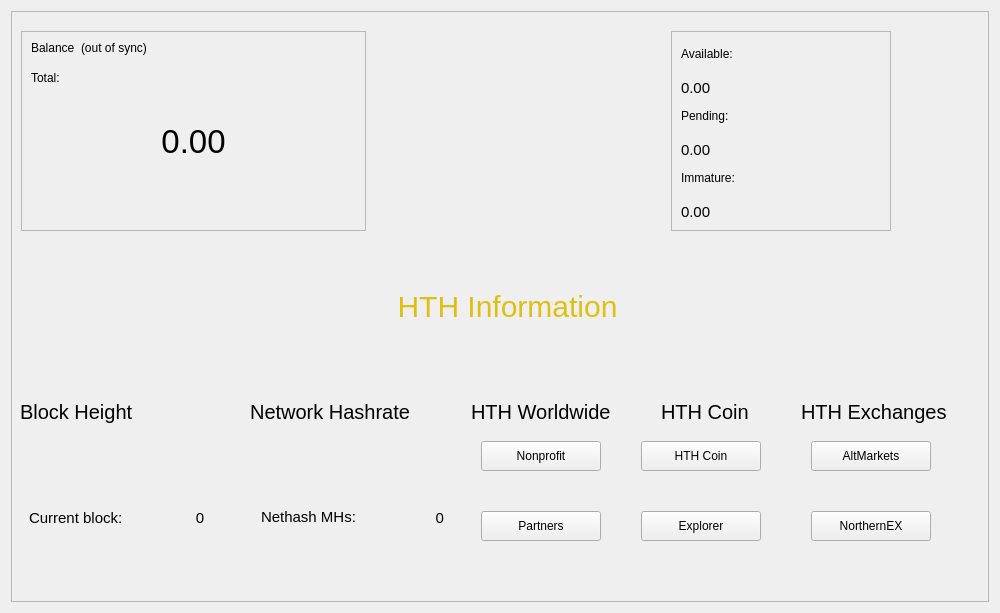
Old version of the form src/qt/forms/overviewpage.ui in the repository barrystyle/hth.
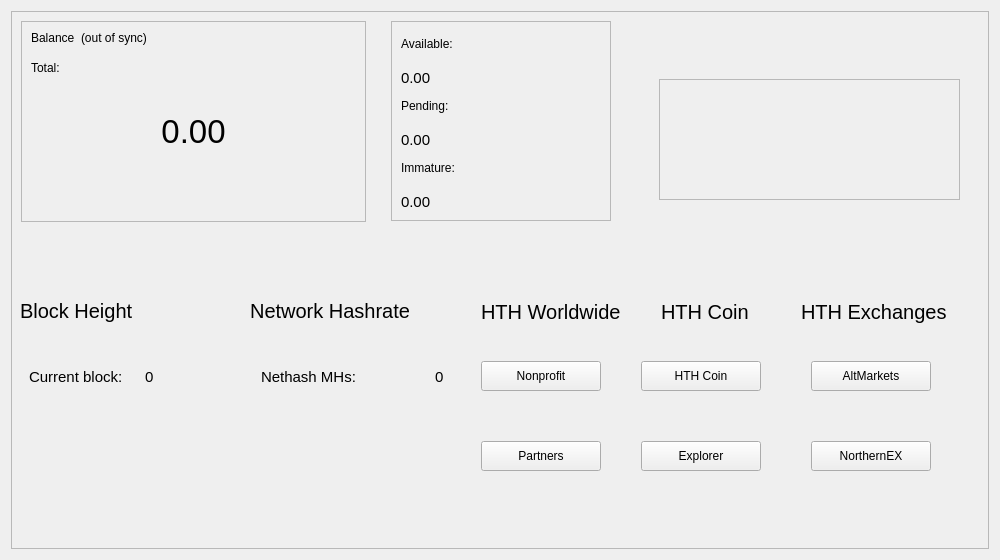
New version of the form.

```diff
--- a/src/qt/forms/overviewpage.ui
+++ b/src/qt/forms/overviewpage.ui
@@ -7,7 +7,7 @@
     <x>0</x>
     <y>0</y>
     <width>1000</width>
-    <height>613</height>
+    <height>560</height>
    </rect>
   </property>
   <property name="sizePolicy">
@@ -44,9 +44,9 @@
       <property name="geometry">
        <rect>
         <x>0</x>
-        <y>330</y>
+        <y>220</y>
         <width>451</width>
-        <height>201</height>
+        <height>311</height>
        </rect>
       </property>
       <property name="styleSheet">
@@ -73,7 +73,7 @@
          <property name="sizeHint" stdset="0">
           <size>
            <width>20</width>
-           <height>37</height>
+           <height>41</height>
           </size>
          </property>
         </spacer>
@@ -123,22 +123,6 @@
          </item>
         </layout>
        </item>
-       <item>
-        <spacer name="verticalSpacer_3">
-         <property name="orientation">
-          <enum>Qt::Vertical</enum>
-         </property>
-         <property name="sizeType">
-          <enum>QSizePolicy::Fixed</enum>
-         </property>
-         <property name="sizeHint" stdset="0">
-          <size>
-           <width>20</width>
-           <height>50</height>
-          </size>
-         </property>
-        </spacer>
-       </item>
        <item>
         <widget class="QFrame" name="frameBlockchainInfoData_3">
          <property name="styleSheet">
@@ -190,6 +174,16 @@
             </property>
            </widget>
           </item>
+          <item row="3" column="3" alignment="Qt::AlignRight">
+           <widget class="QLabel" name="label_Nethash_value_3">
+            <property name="text">
+             <string>0</string>
+            </property>
+            <property name="alignment">
+             <set>Qt::AlignVCenter</set>
+            </property>
+           </widget>
+          </item>
           <item row="3" column="1">
            <widget class="QLabel" name="label_CurrentBlock_value_3">
             <property name="minimumSize">
@@ -211,30 +205,36 @@
              <string>0</string>
             </property>
             <property name="alignment">
-             <set>Qt::AlignCenter</set>
-            </property>
-           </widget>
-          </item>
-          <item row="3" column="3">
-           <widget class="QLabel" name="label_Nethash_value_3">
-            <property name="text">
-             <string>0</string>
-            </property>
-            <property name="alignment">
-             <set>Qt::AlignRight|Qt::AlignTrailing|Qt::AlignVCenter</set>
+             <set>Qt::AlignVCenter</set>
             </property>
            </widget>
           </item>
          </layout>
         </widget>
        </item>
+       <item>
+        <spacer name="verticalSpacer">
+         <property name="orientation">
+          <enum>Qt::Vertical</enum>
+         </property>
+         <property name="sizeType">
+          <enum>QSizePolicy::Fixed</enum>
+         </property>
+         <property name="sizeHint" stdset="0">
+          <size>
+           <width>20</width>
+           <height>135</height>
+          </size>
+         </property>
+        </spacer>
+       </item>
       </layout>
      </widget>
      <widget class="QPushButton" name="pushButton_Website_4">
       <property name="geometry">
        <rect>
         <x>470</x>
-        <y>500</y>
+        <y>430</y>
         <width>120</width>
         <height>30</height>
        </rect>
@@ -265,7 +265,7 @@
       <property name="geometry">
        <rect>
         <x>630</x>
-        <y>430</y>
+        <y>350</y>
         <width>120</width>
         <height>30</height>
        </rect>
@@ -302,7 +302,7 @@
       <property name="geometry">
        <rect>
         <x>470</x>
-        <y>430</y>
+        <y>350</y>
         <width>120</width>
         <height>30</height>
        </rect>
@@ -333,7 +333,7 @@
       <property name="geometry">
        <rect>
         <x>630</x>
-        <y>500</y>
+        <y>430</y>
         <width>120</width>
         <height>30</height>
        </rect>
@@ -364,7 +364,7 @@
       <property name="geometry">
        <rect>
         <x>800</x>
-        <y>430</y>
+        <y>350</y>
         <width>120</width>
         <height>30</height>
        </rect>
@@ -394,8 +394,8 @@
      <widget class="QLabel" name="label_2">
       <property name="geometry">
        <rect>
-        <x>460</x>
-        <y>380</y>
+        <x>470</x>
+        <y>280</y>
         <width>151</width>
         <height>41</height>
        </rect>
@@ -411,7 +411,7 @@
       <property name="geometry">
        <rect>
         <x>650</x>
-        <y>380</y>
+        <y>280</y>
         <width>91</width>
         <height>41</height>
        </rect>
@@ -427,7 +427,7 @@
       <property name="geometry">
        <rect>
         <x>790</x>
-        <y>380</y>
+        <y>280</y>
         <width>151</width>
         <height>41</height>
        </rect>
@@ -443,7 +443,7 @@
       <property name="geometry">
        <rect>
         <x>800</x>
-        <y>500</y>
+        <y>430</y>
         <width>120</width>
         <height>30</height>
        </rect>
@@ -474,9 +474,9 @@
       <property name="geometry">
        <rect>
         <x>10</x>
-        <y>20</y>
+        <y>10</y>
         <width>345</width>
-        <height>200</height>
+        <height>201</height>
        </rect>
       </property>
       <property name="minimumSize">
@@ -665,8 +665,8 @@
      <widget class="QFrame" name="frame_blue_2">
       <property name="geometry">
        <rect>
-        <x>660</x>
-        <y>20</y>
+        <x>380</x>
+        <y>10</y>
         <width>220</width>
         <height>200</height>
        </rect>
@@ -813,44 +813,30 @@
        </item>
       </layout>
      </widget>
-     <widget class="QLabel" name="label_6">
-      <property name="geometry">
-       <rect>
-        <x>296</x>
-        <y>270</y>
-        <width>401</width>
-        <height>51</height>
-       </rect>
-      </property>
-      <property name="styleSheet">
-       <string notr="true">font-size: 30px;
-color: #debf12;</string>
-      </property>
-      <property name="text">
-       <string>HTH Information</string>
-      </property>
-      <property name="alignment">
-       <set>Qt::AlignCenter</set>
-      </property>
-     </widget>
      <widget class="QWidget" name="widget" native="true">
       <property name="geometry">
        <rect>
-        <x>9</x>
-        <y>229</y>
-        <width>351</width>
-        <height>91</height>
+        <x>629</x>
+        <y>9</y>
+        <width>341</width>
+        <height>201</height>
        </rect>
       </property>
       <widget class="QFrame" name="frame_2">
        <property name="geometry">
         <rect>
-         <x>29</x>
-         <y>9</y>
+         <x>19</x>
+         <y>59</y>
          <width>301</width>
-         <height>71</height>
+         <height>121</height>
         </rect>
        </property>
+       <property name="frameShape">
+        <enum>QFrame::StyledPanel</enum>
+       </property>
+       <property name="frameShadow">
+        <enum>QFrame::Raised</enum>
+       </property>
       </widget>
      </widget>
     </widget>
```
